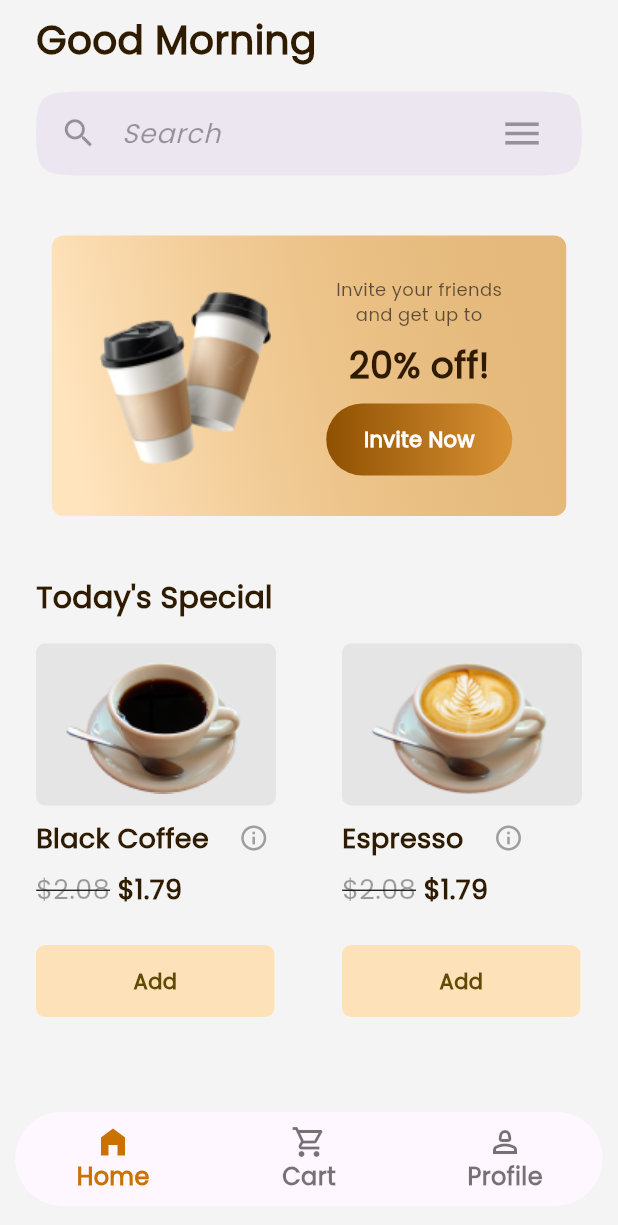
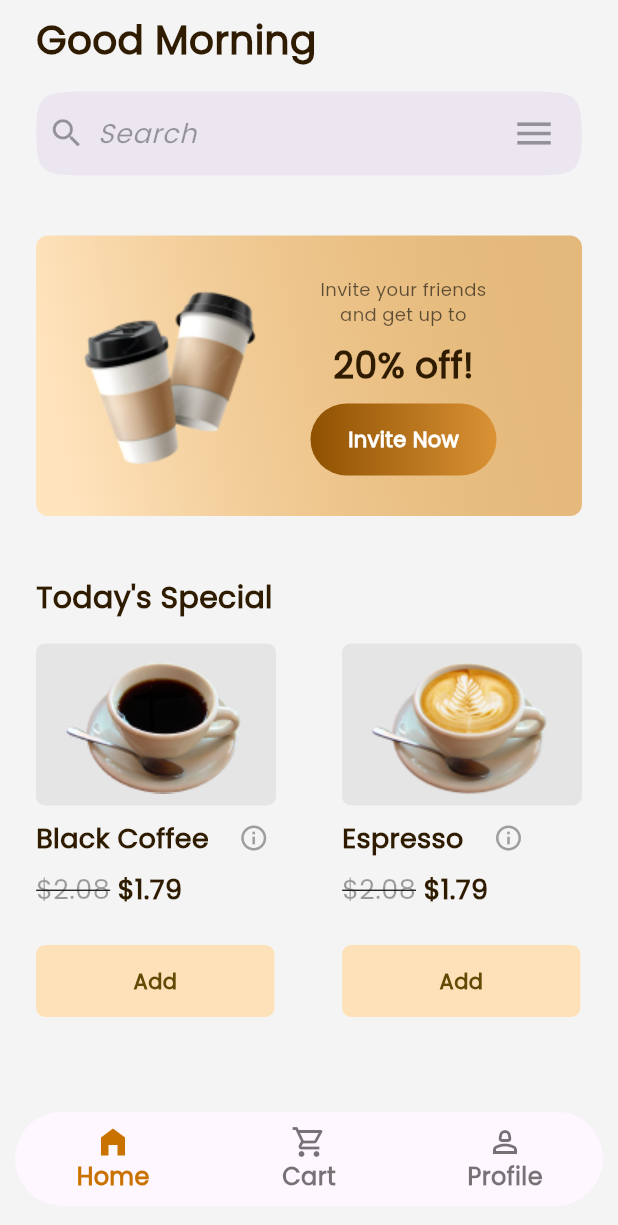
Before and after one commit to skfareeduddin/brewista, a Flutter app: the screen it shows after launch, on a phone screen of 412 x 824 dp. Shown: the top 1225 px of the screen. Run offline on Flutter 3.47's test engine with Material 3 defaults, Android fonts, the phone set to English and light mode, and no system bars; our stand-ins replace flutter_svg, sizer.

Commit message:
Updated HomeScreen.

```diff
--- a/lib/screens/home.dart
+++ b/lib/screens/home.dart
@@ -43,8 +43,8 @@ class _HomeScreenState extends State<HomeScreen> {
                   ),
                 ),
                 const SizedBox(height: 16.0),
-                SearchAnchor(builder:
-                    (BuildContext context, SearchController controller) {
+                SearchAnchor(
+                  builder: (BuildContext context, SearchController controller) {
                     return SearchBar(
                       elevation: MaterialStateProperty.all(0.0),
                       shape: MaterialStateProperty.all(
@@ -80,8 +80,6 @@ class _HomeScreenState extends State<HomeScreen> {
                         ),
                       ],
                       controller: controller,
-                    padding: const MaterialStatePropertyAll<EdgeInsets>(
-                        EdgeInsets.symmetric(horizontal: 16.0)),
                       onTap: () {
                         controller.openView();
                       },
@@ -89,23 +87,30 @@ class _HomeScreenState extends State<HomeScreen> {
                         controller.openView();
                       },
                     );
-                }, suggestionsBuilder:
+                  },
+                  suggestionsBuilder:
                       (BuildContext context, SearchController controller) {
-                  return List<ListTile>.generate(5, (int index) {
+                    return List<ListTile>.generate(
+                      5,
+                      (int index) {
                         final String item = 'item $index';
                         return ListTile(
                           title: Text(item),
                           onTap: () {
-                        setState(() {
+                            setState(
+                              () {
                                 controller.closeView(item);
-                        });
                               },
                             );
-                  });
-                }),
+                          },
+                        );
+                      },
+                    );
+                  },
+                ),
                 const SizedBox(height: 40.0),
                 Container(
-                  width: 343.0,
+                  width: double.infinity,
                   height: 187,
                   padding: const EdgeInsets.all(16),
                   decoration: const BoxDecoration(
```
Lines whose indentation alone changed are shown as unchanged.
